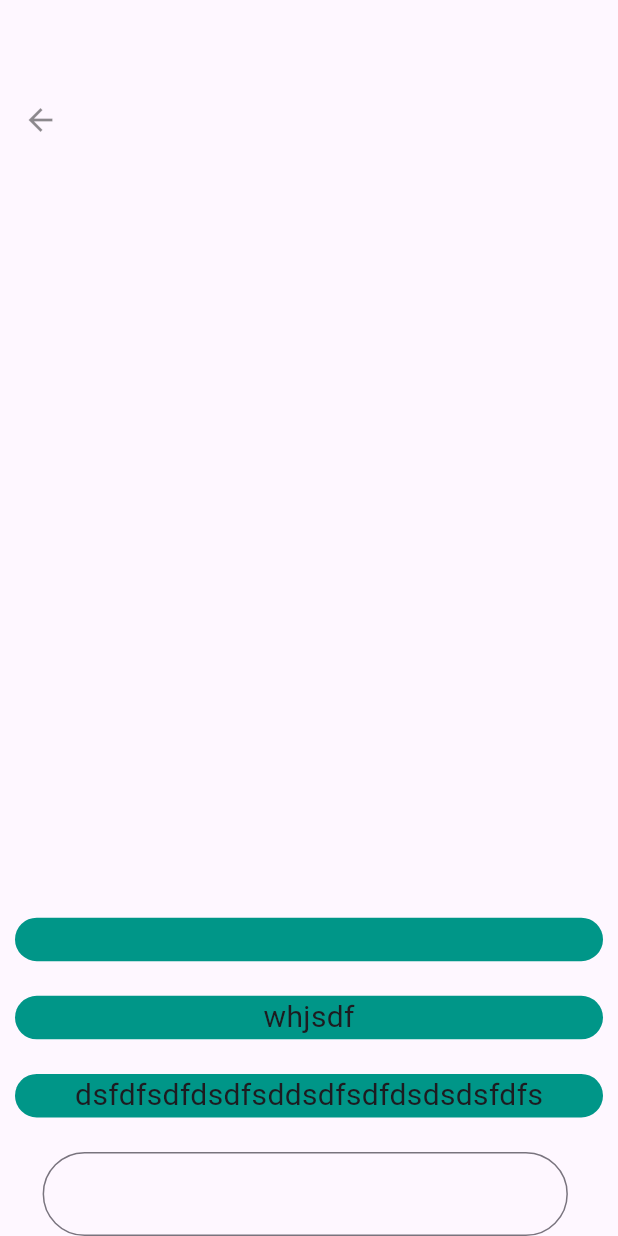
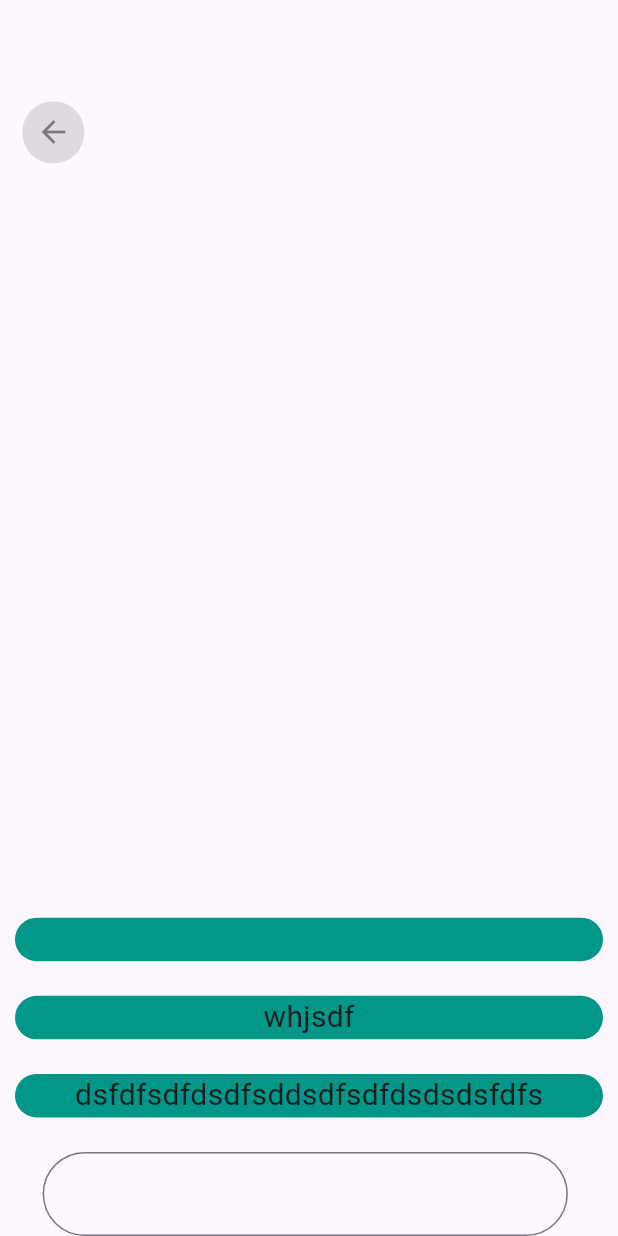
Before and after one commit to darksider-05/chat_room, a Flutter app: the PageC widget shown alone on an empty page, opened directly, on a phone screen of 412 x 824 dp. Run offline on Flutter 3.47's test engine with Material 3 defaults, Android fonts, the light colour scheme and no system bars; missing offline and left inert: network_info_plus.

Commit message:
three critical fixes

```diff
--- a/lib/pages/pagec.dart
+++ b/lib/pages/pagec.dart
@@ -69,10 +69,11 @@ class _PagecState extends State<PageC> {
               clsocket?.write(utf8.encode(jsonEncode({"hint":"terminate"})));
             },
             child: Container(
-              width: min(width, height) / 50,
-              height: min(width, height) / 50,
+              width: min(width, height) / 10,
+              height: min(width, height) / 10,
               decoration: BoxDecoration(
                 borderRadius: BorderRadius.circular(20),
+                color: Colors.black12
               ),
               child: Center(
                 child: Icon(Icons.arrow_back_outlined, color: Colors.black45),
--- a/lib/pages/pageh.dart
+++ b/lib/pages/pageh.dart
@@ -127,10 +127,11 @@ class _PageHState extends State<PageH> {
               general.update("");
             },
             child: Container(
-              width: min(width, height) / 50,
-              height: min(width, height) / 50,
+              width: min(width, height) / 10,
+              height: min(width, height) / 10,
               decoration: BoxDecoration(
                 borderRadius: BorderRadius.circular(20),
+                color: Colors.black12
               ),
               child: Center(
                 child: Icon(Icons.arrow_back_outlined, color: Colors.black45),
--- a/lib/providers.dart
+++ b/lib/providers.dart
@@ -3,7 +3,7 @@
 import 'dart:io';
 
 import 'package:flutter/cupertino.dart';
-import 'package:flutter/foundation.dart';
+
 
 class PageIndex extends ChangeNotifier{
 int _page_index = 0;
```
Also changed, not shown: lib/pages/lobby.dart (+4 -3 lines), 1 other file.
